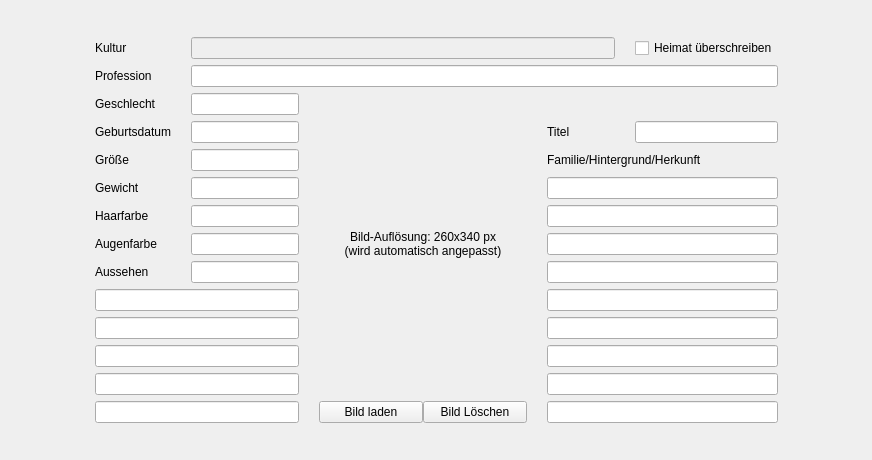
Qt form src/Sephrasto/Plugins/LangerBogenBeschreibung/UI/CharakterBeschreibungExt.ui (Aeolitus/Sephrasto) before a commit.
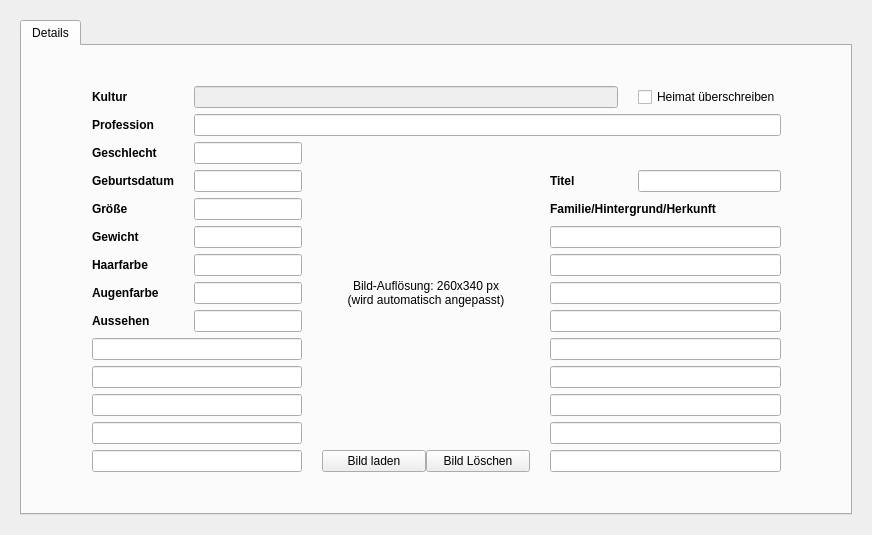
The same form after that commit.

Commit message: - Complete design overhaul (style, fonts, dialog/tab layouts) - Every window now remembers its size - Settings for charsheet, rule appending, rule size, houserule database are now stored per character. Added settings for displaying the pdf column on 'Übernatürliche Fertigkeiten' and for displaying the Finanzen Dropdown. - Weapon tab now shows the final stats for at/vt/tp - Vorteile tab now hides categories of which the character doesn't hasn't unlocked any Vorteile. - Simplified buildscript

```diff
--- a/src/Sephrasto/Plugins/LangerBogenBeschreibung/UI/CharakterBeschreibungExt.ui
+++ b/src/Sephrasto/Plugins/LangerBogenBeschreibung/UI/CharakterBeschreibungExt.ui
@@ -7,218 +7,306 @@
     <x>0</x>
     <y>0</y>
     <width>872</width>
-    <height>460</height>
+    <height>535</height>
    </rect>
   </property>
   <property name="windowTitle">
    <string>Beschreibung</string>
   </property>
   <layout class="QGridLayout" name="gridLayout_3">
-   <item row="0" column="0">
+   <property name="leftMargin">
+    <number>20</number>
+   </property>
+   <property name="topMargin">
+    <number>20</number>
+   </property>
+   <property name="rightMargin">
+    <number>20</number>
+   </property>
+   <property name="bottomMargin">
+    <number>20</number>
+   </property>
+   <item row="0" column="0" rowspan="2">
+    <widget class="QTabWidget" name="tabWidget">
+     <property name="tabPosition">
+      <enum>QTabWidget::North</enum>
+     </property>
+     <property name="tabShape">
+      <enum>QTabWidget::Rounded</enum>
+     </property>
+     <property name="currentIndex">
+      <number>0</number>
+     </property>
+     <property name="elideMode">
+      <enum>Qt::ElideNone</enum>
+     </property>
+     <widget class="QWidget" name="tab_2">
+      <attribute name="title">
+       <string>Details</string>
+      </attribute>
     <layout class="QGridLayout" name="gridLayout">
-     <property name="sizeConstraint">
-      <enum>QLayout::SetDefaultConstraint</enum>
-     </property>
+       <item row="2" column="1">
+        <spacer name="verticalSpacer">
+         <property name="orientation">
+          <enum>Qt::Vertical</enum>
+         </property>
+         <property name="sizeHint" stdset="0">
+          <size>
+           <width>20</width>
+           <height>40</height>
+          </size>
+         </property>
+        </spacer>
+       </item>
      <item row="1" column="1">
       <layout class="QGridLayout" name="gridLayout_2">
        <property name="horizontalSpacing">
         <number>20</number>
        </property>
-       <item row="6" column="1">
-        <widget class="QLineEdit" name="leHaarfarbe"/>
-       </item>
-       <item row="0" column="4">
-        <widget class="QCheckBox" name="chkKultur">
-         <property name="text">
-          <string>Heimat überschreiben</string>
-         </property>
-        </widget>
-       </item>
-       <item row="13" column="2">
-        <layout class="QHBoxLayout" name="horizontalLayout">
-         <item>
-          <widget class="QPushButton" name="buttonLoadImage">
-           <property name="text">
-            <string>Bild laden</string>
-           </property>
-          </widget>
-         </item>
-         <item>
-          <widget class="QPushButton" name="buttonDeleteImage">
-           <property name="text">
-            <string>Bild Löschen</string>
-           </property>
-          </widget>
-         </item>
-        </layout>
-       </item>
-       <item row="2" column="0">
-        <widget class="QLabel" name="label_3">
-         <property name="text">
-          <string>Geschlecht</string>
-         </property>
-        </widget>
-       </item>
-       <item row="9" column="0" colspan="2">
-        <widget class="QLineEdit" name="leAussehen2"/>
-       </item>
-       <item row="4" column="3" colspan="2">
+         <item row="8" column="2">
+          <widget class="QLineEdit" name="leAugenfarbe"/>
+         </item>
+         <item row="5" column="4" colspan="2">
         <widget class="QLabel" name="label_10">
+           <property name="font">
+            <font>
+             <weight>75</weight>
+             <bold>true</bold>
+            </font>
+           </property>
          <property name="text">
           <string>Familie/Hintergrund/Herkunft</string>
          </property>
         </widget>
        </item>
-       <item row="2" column="2" rowspan="11">
-        <widget class="QLabel" name="labelImage">
+         <item row="4" column="4">
+          <widget class="QLabel" name="label_2">
          <property name="minimumSize">
           <size>
-           <width>208</width>
-           <height>272</height>
-          </size>
-         </property>
-         <property name="maximumSize">
-          <size>
-           <width>208</width>
-           <height>272</height>
-          </size>
+             <width>68</width>
+             <height>0</height>
+            </size>
+           </property>
+           <property name="font">
+            <font>
+             <weight>75</weight>
+             <bold>true</bold>
+            </font>
          </property>
          <property name="text">
-          <string>Bild-Auflösung: 260x340 px
-(wird automatisch angepasst)</string>
-         </property>
-         <property name="alignment">
-          <set>Qt::AlignCenter</set>
-         </property>
-         <property name="wordWrap">
-          <bool>true</bool>
+            <string>Titel</string>
          </property>
         </widget>
        </item>
-       <item row="10" column="0" colspan="2">
-        <widget class="QLineEdit" name="leAussehen3"/>
+         <item row="12" column="4" colspan="2">
+          <widget class="QLineEdit" name="leHintergrund6"/>
        </item>
        <item row="7" column="1">
-        <widget class="QLineEdit" name="leAugenfarbe"/>
-       </item>
-       <item row="5" column="0">
-        <widget class="QLabel" name="label_6">
-         <property name="text">
-          <string>Gewicht</string>
-         </property>
-        </widget>
-       </item>
-       <item row="6" column="3" colspan="2">
-        <widget class="QLineEdit" name="leHintergrund1"/>
-       </item>
-       <item row="8" column="0">
-        <widget class="QLabel" name="label_9">
-         <property name="text">
-          <string>Aussehen</string>
-         </property>
-        </widget>
-       </item>
-       <item row="13" column="0" colspan="2">
-        <widget class="QLineEdit" name="leAussehen6"/>
-       </item>
-       <item row="13" column="3" colspan="2">
-        <widget class="QLineEdit" name="leHintergrund8"/>
-       </item>
-       <item row="2" column="1">
-        <widget class="QLineEdit" name="leGeschlecht"/>
-       </item>
-       <item row="12" column="3" colspan="2">
-        <widget class="QLineEdit" name="leHintergrund7"/>
-       </item>
-       <item row="6" column="0">
         <widget class="QLabel" name="label_7">
+           <property name="font">
+            <font>
+             <weight>75</weight>
+             <bold>true</bold>
+            </font>
+           </property>
          <property name="text">
           <string>Haarfarbe</string>
          </property>
         </widget>
        </item>
+         <item row="9" column="2">
+          <widget class="QLineEdit" name="leAussehen1"/>
+         </item>
        <item row="5" column="1">
-        <widget class="QLineEdit" name="leGewicht"/>
-       </item>
-       <item row="0" column="0">
+          <widget class="QLabel" name="label_5">
+           <property name="font">
+            <font>
+             <weight>75</weight>
+             <bold>true</bold>
+            </font>
+           </property>
+           <property name="text">
+            <string>Größe</string>
+           </property>
+          </widget>
+         </item>
+         <item row="11" column="4" colspan="2">
+          <widget class="QLineEdit" name="leHintergrund5"/>
+         </item>
+         <item row="7" column="4" colspan="2">
+          <widget class="QLineEdit" name="leHintergrund1"/>
+         </item>
+         <item row="9" column="1">
+          <widget class="QLabel" name="label_9">
+           <property name="font">
+            <font>
+             <weight>75</weight>
+             <bold>true</bold>
+            </font>
+           </property>
+           <property name="text">
+            <string>Aussehen</string>
+           </property>
+          </widget>
+         </item>
+         <item row="6" column="1">
+          <widget class="QLabel" name="label_6">
+           <property name="font">
+            <font>
+             <weight>75</weight>
+             <bold>true</bold>
+            </font>
+           </property>
+           <property name="text">
+            <string>Gewicht</string>
+           </property>
+          </widget>
+         </item>
+         <item row="3" column="1">
+          <widget class="QLabel" name="label_3">
+           <property name="font">
+            <font>
+             <weight>75</weight>
+             <bold>true</bold>
+            </font>
+           </property>
+           <property name="text">
+            <string>Geschlecht</string>
+           </property>
+          </widget>
+         </item>
+         <item row="2" column="1">
+          <widget class="QLabel" name="label">
+           <property name="font">
+            <font>
+             <weight>75</weight>
+             <bold>true</bold>
+            </font>
+           </property>
+           <property name="text">
+            <string>Profession</string>
+           </property>
+          </widget>
+         </item>
+         <item row="9" column="4" colspan="2">
+          <widget class="QLineEdit" name="leHintergrund3"/>
+         </item>
+         <item row="11" column="1" colspan="2">
+          <widget class="QLineEdit" name="leAussehen3"/>
+         </item>
+         <item row="12" column="1" colspan="2">
+          <widget class="QLineEdit" name="leAussehen4"/>
+         </item>
+         <item row="1" column="1">
         <widget class="QLabel" name="label_11">
+           <property name="font">
+            <font>
+             <weight>75</weight>
+             <bold>true</bold>
+            </font>
+           </property>
          <property name="text">
           <string>Kultur</string>
          </property>
         </widget>
        </item>
-       <item row="5" column="3" colspan="2">
-        <widget class="QLineEdit" name="leHintergrund0"/>
-       </item>
-       <item row="4" column="1">
+         <item row="5" column="2">
         <widget class="QLineEdit" name="leGroesse"/>
        </item>
-       <item row="7" column="0">
-        <widget class="QLabel" name="label_8">
+         <item row="10" column="1" colspan="2">
+          <widget class="QLineEdit" name="leAussehen2"/>
+         </item>
+         <item row="1" column="5">
+          <widget class="QCheckBox" name="chkKultur">
          <property name="text">
-          <string>Augenfarbe</string>
+            <string>Heimat überschreiben</string>
          </property>
         </widget>
        </item>
-       <item row="10" column="3" colspan="2">
-        <widget class="QLineEdit" name="leHintergrund5"/>
-       </item>
-       <item row="3" column="1">
-        <widget class="QLineEdit" name="leGeburtsdatum"/>
-       </item>
-       <item row="8" column="1">
-        <widget class="QLineEdit" name="leAussehen1"/>
-       </item>
-       <item row="7" column="3" colspan="2">
-        <widget class="QLineEdit" name="leHintergrund2"/>
-       </item>
-       <item row="3" column="0">
+         <item row="13" column="4" colspan="2">
+          <widget class="QLineEdit" name="leHintergrund7"/>
+         </item>
+         <item row="3" column="2">
+          <widget class="QLineEdit" name="leGeschlecht"/>
+         </item>
+         <item row="4" column="1">
         <widget class="QLabel" name="label_4">
+           <property name="font">
+            <font>
+             <weight>75</weight>
+             <bold>true</bold>
+            </font>
+           </property>
          <property name="text">
           <string>Geburtsdatum</string>
          </property>
         </widget>
        </item>
-       <item row="9" column="3" colspan="2">
-        <widget class="QLineEdit" name="leHintergrund4"/>
-       </item>
-       <item row="11" column="3" colspan="2">
-        <widget class="QLineEdit" name="leHintergrund6"/>
-       </item>
-       <item row="4" column="0">
-        <widget class="QLabel" name="label_5">
-         <property name="text">
-          <string>Größe</string>
-         </property>
-        </widget>
-       </item>
-       <item row="3" column="3">
-        <widget class="QLabel" name="label_2">
-         <property name="minimumSize">
-          <size>
-           <width>68</width>
-           <height>0</height>
-          </size>
-         </property>
+         <item row="8" column="1">
+          <widget class="QLabel" name="label_8">
+           <property name="font">
+            <font>
+             <weight>75</weight>
+             <bold>true</bold>
+            </font>
+           </property>
          <property name="text">
-          <string>Titel</string>
+            <string>Augenfarbe</string>
          </property>
         </widget>
        </item>
-       <item row="0" column="1" colspan="3">
+         <item row="1" column="2" colspan="3">
         <widget class="QLineEdit" name="leKultur">
          <property name="enabled">
           <bool>false</bool>
          </property>
         </widget>
        </item>
-       <item row="11" column="0" colspan="2">
-        <widget class="QLineEdit" name="leAussehen4"/>
-       </item>
-       <item row="1" column="1" colspan="4">
+         <item row="4" column="2">
+          <widget class="QLineEdit" name="leGeburtsdatum"/>
+         </item>
+         <item row="3" column="3" rowspan="11">
+          <widget class="QLabel" name="labelImage">
+           <property name="minimumSize">
+            <size>
+             <width>208</width>
+             <height>272</height>
+            </size>
+           </property>
+           <property name="maximumSize">
+            <size>
+             <width>208</width>
+             <height>272</height>
+            </size>
+           </property>
+           <property name="text">
+            <string>Bild-Auflösung: 260x340 px
+(wird automatisch angepasst)</string>
+           </property>
+           <property name="alignment">
+            <set>Qt::AlignCenter</set>
+           </property>
+           <property name="wordWrap">
+            <bool>true</bool>
+           </property>
+          </widget>
+         </item>
+         <item row="7" column="2">
+          <widget class="QLineEdit" name="leHaarfarbe"/>
+         </item>
+         <item row="14" column="4" colspan="2">
+          <widget class="QLineEdit" name="leHintergrund8"/>
+         </item>
+         <item row="8" column="4" colspan="2">
+          <widget class="QLineEdit" name="leHintergrund2"/>
+         </item>
+         <item row="2" column="2" colspan="4">
         <widget class="QLineEdit" name="leProfession"/>
        </item>
-       <item row="3" column="4">
+         <item row="10" column="4" colspan="2">
+          <widget class="QLineEdit" name="leHintergrund4"/>
+         </item>
+         <item row="4" column="5">
         <widget class="QLineEdit" name="leTitel">
          <property name="minimumSize">
           <size>
@@ -228,19 +316,36 @@
          </property>
         </widget>
        </item>
-       <item row="8" column="3" colspan="2">
-        <widget class="QLineEdit" name="leHintergrund3"/>
-       </item>
-       <item row="1" column="0">
-        <widget class="QLabel" name="label">
+         <item row="14" column="1" colspan="2">
+          <widget class="QLineEdit" name="leAussehen6"/>
+         </item>
+         <item row="14" column="3">
+          <layout class="QHBoxLayout" name="horizontalLayout">
+           <item>
+            <widget class="QPushButton" name="buttonLoadImage">
          <property name="text">
-          <string>Profession</string>
+              <string>Bild laden</string>
          </property>
         </widget>
        </item>
-       <item row="12" column="0" colspan="2">
+           <item>
+            <widget class="QPushButton" name="buttonDeleteImage">
+             <property name="text">
+              <string>Bild Löschen</string>
+             </property>
+            </widget>
+           </item>
+          </layout>
+         </item>
+         <item row="6" column="2">
+          <widget class="QLineEdit" name="leGewicht"/>
+         </item>
+         <item row="13" column="1" colspan="2">
         <widget class="QLineEdit" name="leAussehen5"/>
        </item>
+         <item row="6" column="4" colspan="2">
+          <widget class="QLineEdit" name="leHintergrund0"/>
+         </item>
       </layout>
      </item>
      <item row="0" column="1">
@@ -256,35 +361,6 @@
        </property>
       </spacer>
      </item>
-     <item row="1" column="3">
-      <spacer name="horizontalSpacer_2">
-       <property name="orientation">
-        <enum>Qt::Horizontal</enum>
-       </property>
-       <property name="sizeHint" stdset="0">
-        <size>
-         <width>40</width>
-         <height>20</height>
-        </size>
-       </property>
-      </spacer>
-     </item>
-     <item row="2" column="1">
-      <spacer name="verticalSpacer">
-       <property name="orientation">
-        <enum>Qt::Vertical</enum>
-       </property>
-       <property name="sizeType">
-        <enum>QSizePolicy::Expanding</enum>
-       </property>
-       <property name="sizeHint" stdset="0">
-        <size>
-         <width>20</width>
-         <height>40</height>
-        </size>
-       </property>
-      </spacer>
-     </item>
      <item row="1" column="0">
       <spacer name="horizontalSpacer">
        <property name="orientation">
@@ -298,7 +374,22 @@
        </property>
       </spacer>
      </item>
-    </layout>
+       <item row="1" column="2">
+        <spacer name="horizontalSpacer_2">
+         <property name="orientation">
+          <enum>Qt::Horizontal</enum>
+         </property>
+         <property name="sizeHint" stdset="0">
+          <size>
+           <width>40</width>
+           <height>20</height>
+          </size>
+         </property>
+        </spacer>
+       </item>
+      </layout>
+     </widget>
+    </widget>
    </item>
   </layout>
  </widget>
```
Left out of the diff: 2 changed lines with no effect on the pictures. Lines whose indentation alone changed are shown as unchanged. The commit also changes 106 other files.
